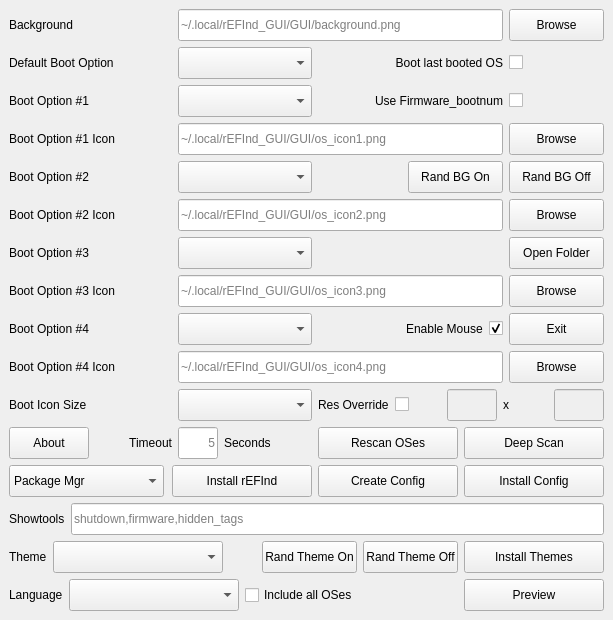
This is GUI/src/mainwindow.ui in jlobue10/rEFInd_GUI as Qt 5 draws it before an edit. The edited form follows.
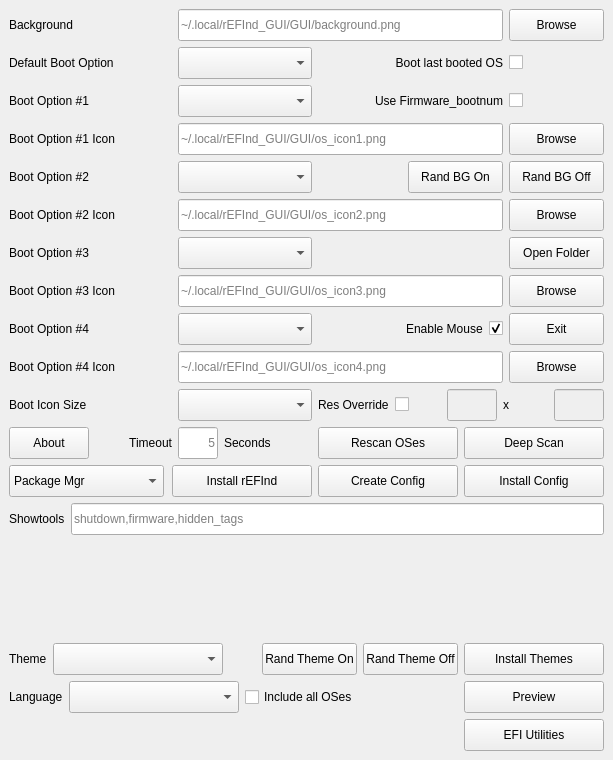
This is the edited form. Icons and pictures are not drawn.

Commit message:
Add EFI Utilities for netboot.xyz and main-window showtools controls.
Install, update, and remove netboot.xyz as rEFInd's Netboot tool through the
helper, and toggle the showtools list from checkboxes on the main window.

```diff
--- a/GUI/src/mainwindow.ui
+++ b/GUI/src/mainwindow.ui
@@ -7,7 +7,7 @@
     <x>0</x>
     <y>0</y>
     <width>613</width>
-    <height>558</height>
+    <height>760</height>
    </rect>
   </property>
   <property name="windowTitle">
@@ -936,7 +936,9 @@
       </layout>
      </item>
      <item row="13" column="0" colspan="7">
-      <layout class="QHBoxLayout" name="showtoolsRowLayout">
+      <layout class="QVBoxLayout" name="showtoolsRowLayout">
+       <item>
+        <layout class="QHBoxLayout" name="showtoolsEditLayout">
        <item>
         <widget class="QLabel" name="Showtools_label">
          <property name="text">
@@ -974,6 +976,13 @@
        </item>
       </layout>
      </item>
+       <item>
+        <widget class="QWidget" name="Showtools_checksHost">
+         <layout class="QGridLayout" name="showtoolsChecksLayout"/>
+        </widget>
+       </item>
+      </layout>
+     </item>
      <item row="15" column="0" colspan="7">
       <layout class="QHBoxLayout" name="bottomRowLayout">
        <item>
@@ -1046,6 +1055,45 @@
        </item>
       </layout>
      </item>
+     <item row="16" column="0" colspan="7">
+      <layout class="QHBoxLayout" name="efiUtilitiesRowLayout">
+       <item>
+        <spacer name="efiUtilitiesSpacer">
+         <property name="orientation">
+          <enum>Qt::Orientation::Horizontal</enum>
+         </property>
+         <property name="sizeHint" stdset="0">
+          <size>
+           <width>40</width>
+           <height>20</height>
+          </size>
+         </property>
+        </spacer>
+       </item>
+       <item>
+        <widget class="QPushButton" name="Efi_Utilities_pushButton">
+         <property name="minimumSize">
+          <size>
+           <width>140</width>
+           <height>32</height>
+          </size>
+         </property>
+         <property name="maximumSize">
+          <size>
+           <width>16777215</width>
+           <height>32</height>
+          </size>
+         </property>
+         <property name="toolTip">
+          <string>Download, install, update, or remove netboot.xyz as rEFInd's Netboot tool</string>
+         </property>
+         <property name="text">
+          <string>EFI Utilities</string>
+         </property>
+        </widget>
+       </item>
+      </layout>
+     </item>
      <item row="14" column="0" colspan="7">
       <layout class="QHBoxLayout" name="themeRowLayout">
        <item>
```
Left out of the diff: 4 changed lines with no effect on the pictures. Lines whose indentation alone changed are shown as unchanged. The commit also changes 53 other files.
